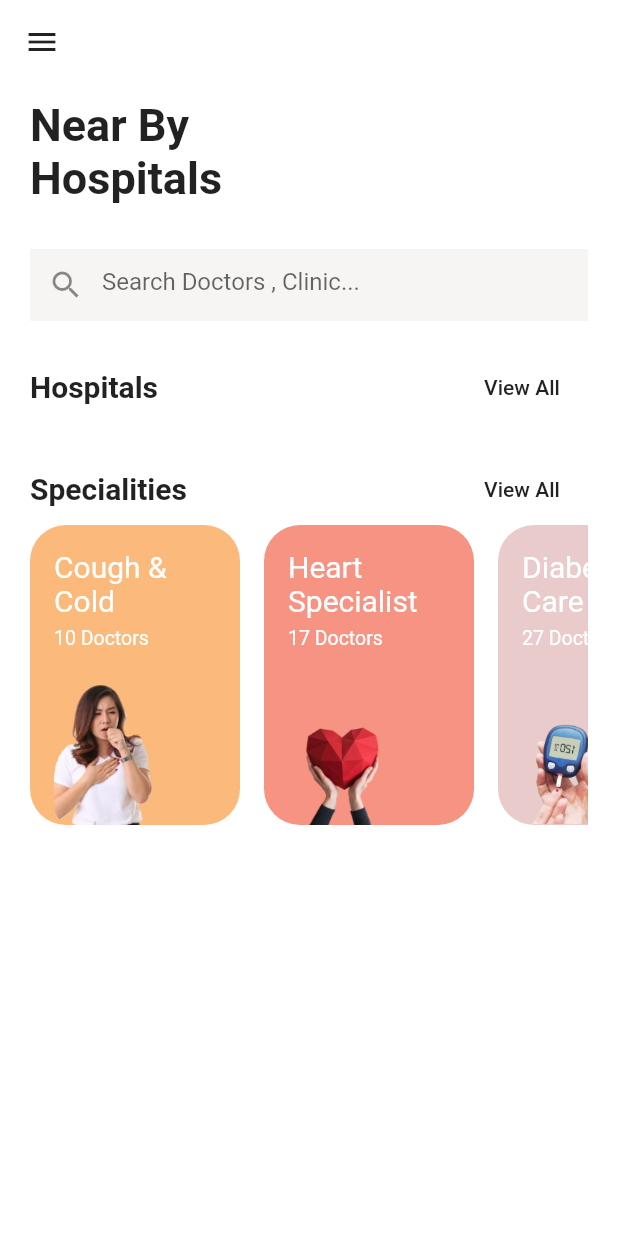
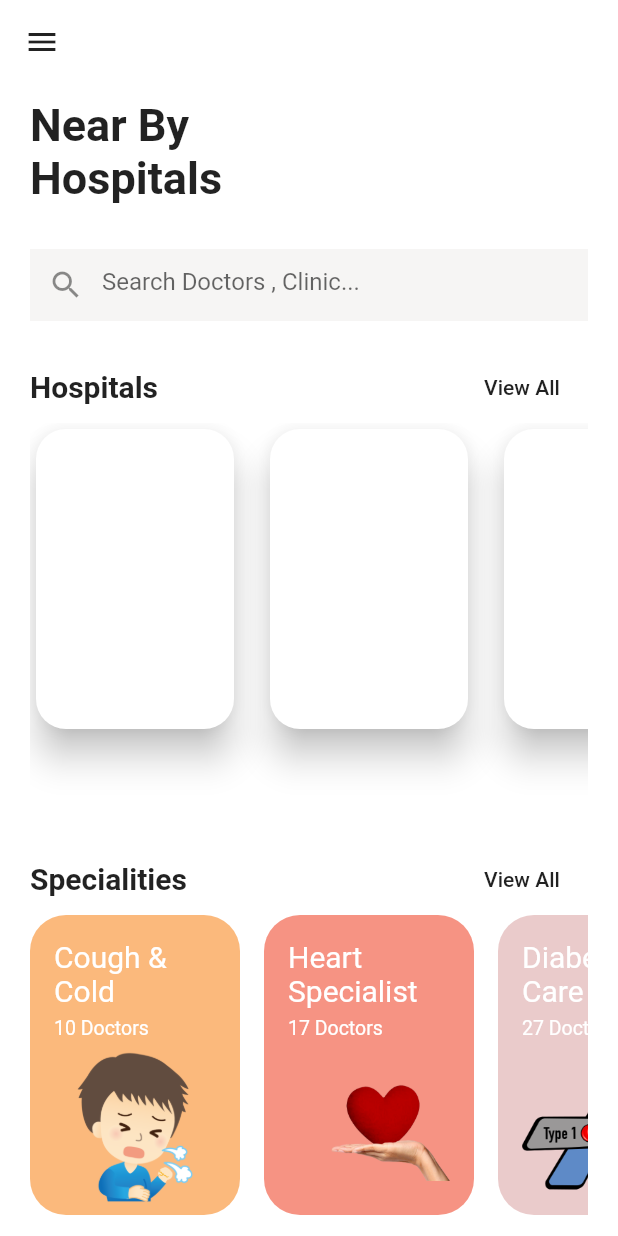
Before and after one commit to gauravmehta13/Appointment_App, a Flutter app: the screen it shows after launch, on a phone screen of 412 x 824 dp. Run offline on Flutter 3.47's test engine with Material 2 defaults, Android fonts, the phone set to English and light mode, and no system bars; our stand-ins replace fluttertoast.

Commit message:
Added Hospitals And changed Specialities Icons

```diff
--- a/lib/Screens/homepage.dart
+++ b/lib/Screens/homepage.dart
@@ -1,4 +1,5 @@
 import 'package:Appointment_App/data/data.dart';
+import 'package:Appointment_App/model/hospitals.dart';
 import 'package:Appointment_App/model/specialities.dart';
 import 'package:flutter/material.dart';
 import 'package:fluttertoast/fluttertoast.dart';
@@ -80,8 +81,13 @@ class _HomepageState extends State<Homepage> {
                 ),
               ],
             ),
-            SizedBox(
-              height: 20,
+            Container(
+              height: 280,
+              child: ListView.builder(
+                scrollDirection: Axis.horizontal,
+                itemCount: 5,
+                itemBuilder: (ctx, i) => Hospitals(i),
+              ),
             ),
             Row(
               mainAxisAlignment: MainAxisAlignment.spaceBetween,
--- /dev/null
+++ b/lib/model/hospitals.dart
@@ -0,0 +1,36 @@
+import 'package:flutter/material.dart';
+
+class Hospitals extends StatelessWidget {
+  final int index;
+  Hospitals(this.index);
+
+  @override
+  Widget build(BuildContext context) {
+    return Container(
+      margin: EdgeInsets.only(right: 16),
+      width: 140,
+      child: GestureDetector(
+        onTap: () {},
+        child: Column(
+          children: <Widget>[
+            Card(
+              shape: RoundedRectangleBorder(
+                  borderRadius: BorderRadius.all(Radius.circular(20))),
+              elevation: 10,
+              child: Container(
+                height: 200,
+                decoration: BoxDecoration(
+                  borderRadius: BorderRadius.circular(5),
+                  //image: DecorationImage(
+                  //  fit: BoxFit.cover,
+                  //image: NetworkImage(movieList[index].imageUrl),
+                  // ),
+                ),
+              ),
+            ),
+          ],
+        ),
+      ),
+    );
+  }
+}
--- a/lib/model/specialities.dart
+++ b/lib/model/specialities.dart
@@ -49,7 +49,7 @@ class SpecialistTile extends StatelessWidget {
           Image.asset(
             imgAssetPath,
             height: 117,
-            fit: BoxFit.fitHeight,
+            fit: BoxFit.fitWidth,
           )
         ],
       ),
```
Also changed, not shown: assets/call.png (deleted), assets/clock.png (deleted), assets/doctor_pic.png (deleted), assets/doctor_pic2.png (deleted), assets/email.png (deleted), assets/img1.png, assets/img2.png, assets/img3.png, assets/list.png (deleted), assets/map.png (deleted), assets/mappin.png (deleted), assets/scope.png (deleted), assets/video_call.png (deleted).
